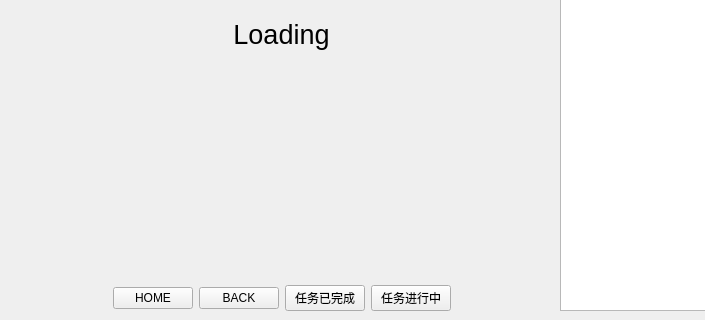
This is label_tool/main.ui in leng-yue/ai-arkhelper as Qt 5 draws it before an edit; both pictures show x 0 to 705 and y 246 to 566 of the 825 by 566 pixel window. The edited form follows.
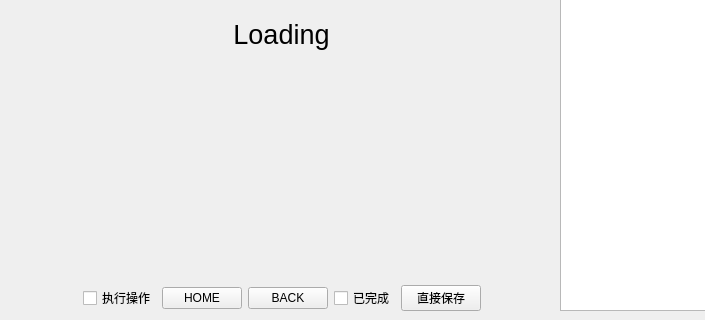
This is the edited form.

What changed in the file:
```diff
--- a/label_tool/main.ui
+++ b/label_tool/main.ui
@@ -88,7 +88,7 @@
        </layout>
       </item>
       <item>
-       <layout class="QHBoxLayout" name="horizontalLayout" stretch="0,0,0,0,0,0">
+       <layout class="QHBoxLayout" name="horizontalLayout" stretch="0,0,0,0,0,0,0">
         <property name="spacing">
          <number>6</number>
         </property>
@@ -108,6 +108,13 @@
           </property>
          </spacer>
         </item>
+        <item>
+         <widget class="QCheckBox" name="check_execute">
+          <property name="text">
+           <string>执行操作</string>
+          </property>
+         </widget>
+        </item>
         <item>
          <widget class="QPushButton" name="button_home">
           <property name="text">
@@ -123,16 +130,16 @@
          </widget>
         </item>
         <item>
-         <widget class="QPushButton" name="button_task_finished">
+         <widget class="QCheckBox" name="check_task_finished">
           <property name="text">
-           <string>任务已完成</string>
+           <string>已完成</string>
           </property>
          </widget>
         </item>
         <item>
          <widget class="QPushButton" name="button_task_not_finished">
           <property name="text">
-           <string>任务进行中</string>
+           <string>直接保存</string>
           </property>
          </widget>
         </item>
```
Left out of the diff: 2 changed lines with no effect on the pictures.
